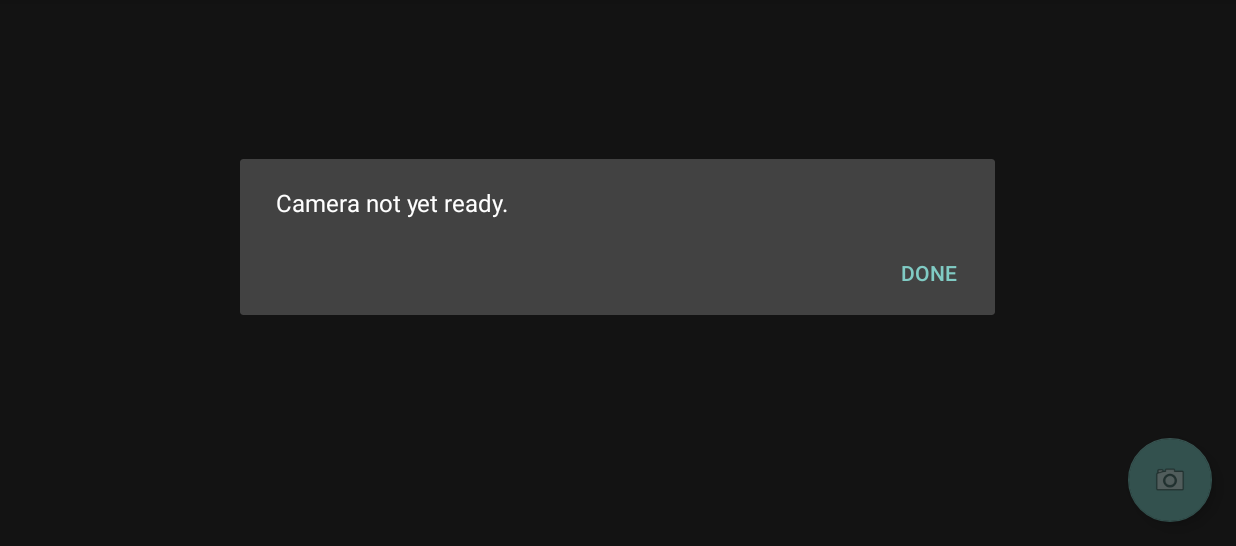
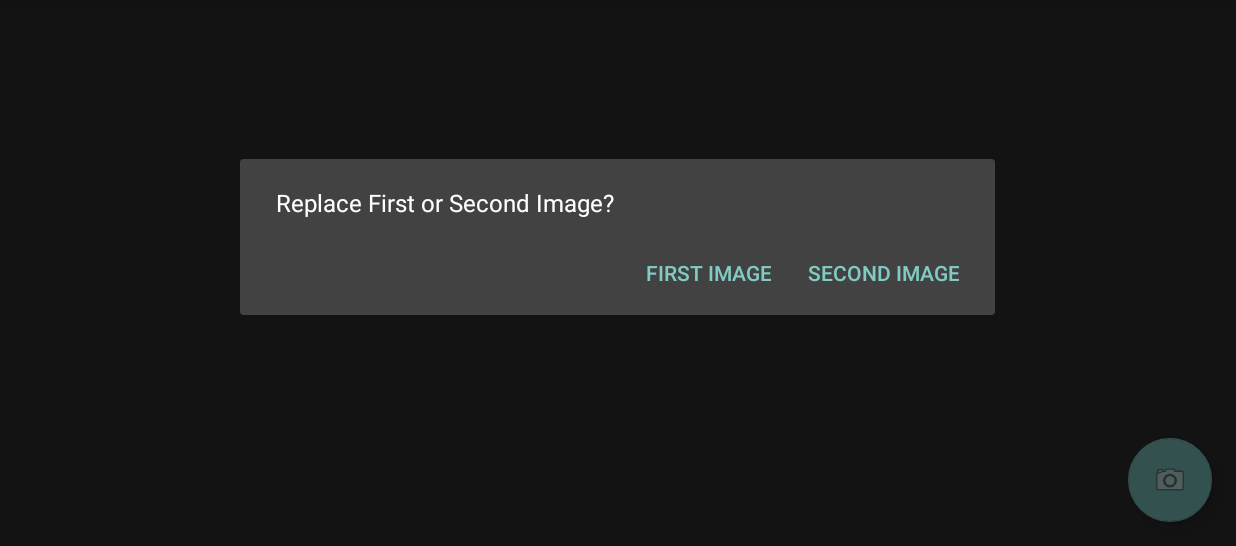
Before and after one commit to srepollock/ImageMorpherAndroid, an Android app: the screen it shows after launch (MainActivity), after a tap on an icon or button, on a phone screen of 824 x 412 dp (held sideways), the part 72-618 px from its top. Run offline under Robolectric (Android 15) with nearby library versions, the phone set to English and light mode, and no system bars.

Commit message:
Got taking pictures working. Start importing from Gallery next

```diff
--- a/app/src/main/AndroidManifest.xml
+++ b/app/src/main/AndroidManifest.xml
@@ -2,9 +2,8 @@
 <manifest xmlns:android="http://schemas.android.com/apk/res/android"
     package="ca.spollock.morphing">
 
-    <uses-feature
-        android:name="android.hardware.camera"
-        android:required="true" />
+    <uses-feature android:name="android.hardware.camera"
+                  android:required="true" />
     <uses-permission android:name="android.permission.WRITE_EXTERNAL_STORAGE" />
     <uses-permission android:name="android.permission.READ_EXTERNAL_STORAGE" />
 
--- a/app/src/main/java/ca/spollock/morphing/MainActivity.java
+++ b/app/src/main/java/ca/spollock/morphing/MainActivity.java
@@ -5,6 +5,8 @@ import android.content.Context;
 import android.content.ContextWrapper;
 import android.content.DialogInterface;
 import android.content.Intent;
+import android.graphics.Bitmap;
+import android.graphics.drawable.BitmapDrawable;
 import android.net.Uri;
 import android.os.Bundle;
 import android.os.Environment;
@@ -16,8 +18,10 @@ import android.support.v7.widget.Toolbar;
 import android.view.View;
 import android.view.Menu;
 import android.view.MenuItem;
+import android.widget.ImageView;
 
 import java.io.File;
+import java.io.FileOutputStream;
 import java.io.IOException;
 import java.text.DateFormat;
 import java.text.SimpleDateFormat;
@@ -25,8 +29,15 @@ import java.util.Date;
 
 public class MainActivity extends AppCompatActivity {
 
+    static final int REQUEST_IMAGE_CAPTURE = 1;
+
     private String selectedImageOne;
     private String selectedImageTwo;
+    private String mCurrentPhotoPath;
+    private boolean firstImageSelected = true;
+
+    ImageView firstPic;
+    ImageView secondPic;
 
     @Override
     protected void onCreate(Bundle savedInstanceState) {
@@ -39,12 +50,12 @@ public class MainActivity extends AppCompatActivity {
         fab.setOnClickListener(new View.OnClickListener() {
             @Override
             public void onClick(View view) {
-                // action goes here
-                displayTempDialog("Camera not yet ready."); // testing
-                //dispatchTakePictureIntent(); // work on this later
-                //galleryAddPic(); // will then add the photo to the gallery
+                displayImageDialog("Replace First or Second Image?");
             }
         });
+
+        firstPic = (ImageView)findViewById(R.id.FirstImage);
+        secondPic = (ImageView)findViewById(R.id.SecondImage);
     }
 
     @Override
@@ -75,8 +86,14 @@ public class MainActivity extends AppCompatActivity {
                 displayTempDialog("loading");
                 return true;
 
+            case R.id.action_takePicture:
+                // open camera to take picture
+                displayImageDialog("Replace First or Second Image?");
+                return true;
+
             case R.id.action_selectImages:
-                // get the picture
+                // select picture from gallery
+                dialogSelectImage("Replace First or Second Image?");
                 return true;
 
             case R.id.action_settings:
@@ -103,47 +120,64 @@ public class MainActivity extends AppCompatActivity {
         alert.show();
     }
 
-    String mCurrentPhotoPath;
-
-    private File createImageFile() throws IOException {
-        // Create an image file name
-        ContextWrapper cw = new ContextWrapper(getApplicationContext());
-        String timeStamp = new SimpleDateFormat("yyyyMMdd_HHmmss").format(new Date());
-        String imageFileName = "JPEG_" + timeStamp + "_";
-        File storageDir = cw.getDir("imageDir", Context.MODE_PRIVATE);
-        File image = File.createTempFile(
-                imageFileName,  /* prefix */
-                ".jpg",         /* suffix */
-                storageDir      /* directory */
-        );
-
-        // Save a file: path for use with ACTION_VIEW intents
-        mCurrentPhotoPath = "file:" + image.getAbsolutePath();
-        return image;
+    public void displayImageDialog(String Message){
+        AlertDialog.Builder builder = new AlertDialog.Builder(this);
+        builder.setMessage(Message);
+        builder.setCancelable(true);
+        builder.setPositiveButton(R.string.dialog_second, new DialogInterface.OnClickListener() {
+            public void onClick(DialogInterface dialog, int id) {
+                firstImageSelected = false;
+                dialog.cancel();
+                dispatchTakePictureIntent(); // choose picture one and two
+            }
+        });
+        builder.setNegativeButton(R.string.dialog_first, new DialogInterface.OnClickListener() {
+            public void onClick(DialogInterface dialog, int id) {
+                firstImageSelected = true;
+                dialog.cancel();
+                dispatchTakePictureIntent(); // choose picture one and two
+            }
+        });
+        AlertDialog alert = builder.create();
+        alert.show();
     }
 
-    static final int REQUEST_TAKE_PHOTO = 1;
+    public void dialogSelectImage(String Message){
+        AlertDialog.Builder builder = new AlertDialog.Builder(this);
+        builder.setMessage(Message);
+        builder.setCancelable(true);
+        builder.setPositiveButton(R.string.dialog_second, new DialogInterface.OnClickListener() {
+            public void onClick(DialogInterface dialog, int id) {
+                firstImageSelected = false;
+                dialog.cancel();
+            }
+        });
+        builder.setNegativeButton(R.string.dialog_first, new DialogInterface.OnClickListener() {
+            public void onClick(DialogInterface dialog, int id) {
+                firstImageSelected = true;
+                dialog.cancel();
+            }
+        });
+        AlertDialog alert = builder.create();
+        alert.show();
+    }
 
     private void dispatchTakePictureIntent() {
         Intent takePictureIntent = new Intent(MediaStore.ACTION_IMAGE_CAPTURE);
-        // Ensure that there's a camera activity to handle the intent
         if (takePictureIntent.resolveActivity(getPackageManager()) != null) {
-            // Create the File where the photo should go
-            File photoFile = null;
-            try {
-                photoFile = createImageFile();
-            } catch (IOException ex) {
-                // Error occurred while creating the File
-                ex.printStackTrace();
-            }
-            // Continue only if the File was successfully created
-            if (photoFile != null) {
-                takePictureIntent.putExtra(MediaStore.EXTRA_OUTPUT,
-                        Uri.fromFile(photoFile));
-                startActivityForResult(takePictureIntent, REQUEST_TAKE_PHOTO);
-            }
+            startActivityForResult(takePictureIntent, REQUEST_IMAGE_CAPTURE);
         }
     }
 
-
+    @Override
+    protected void onActivityResult(int requestCode, int resultCode, Intent data) {
+        if (requestCode == REQUEST_IMAGE_CAPTURE && resultCode == RESULT_OK) {
+            Bundle extras = data.getExtras();
+            Bitmap imageBitmap = (Bitmap) extras.get("data");
+            if(firstImageSelected)
+                firstPic.setImageBitmap(imageBitmap);
+            else
+                secondPic.setImageBitmap(imageBitmap);
+        }
+    }
 }
--- a/app/src/main/res/layout/content_main.xml
+++ b/app/src/main/res/layout/content_main.xml
@@ -13,4 +13,27 @@
     tools:showIn="@layout/activity_main"
     tools:context="ca.spollock.morphing.MainActivity">
 
+    <ImageView
+        android:layout_width="wrap_content"
+        android:layout_height="wrap_content"
+        android:id="@+id/FirstImage"
+        android:layout_alignParentTop="true"
+        android:layout_alignParentLeft="true"
+        android:layout_alignParentStart="true"
+        android:layout_marginLeft="39dp"
+        android:layout_marginStart="39dp"
+        android:layout_marginTop="36dp"
+        android:minHeight="400dp"
+        android:minWidth="350dp" />
+    <ImageView
+        android:layout_width="wrap_content"
+        android:layout_height="wrap_content"
+        android:id="@+id/SecondImage"
+        android:layout_marginLeft="47dp"
+        android:layout_marginStart="47dp"
+        android:minHeight="400dp"
+        android:minWidth="350dp"
+        android:layout_alignTop="@+id/FirstImage"
+        android:layout_toRightOf="@+id/FirstImage"
+        android:layout_toEndOf="@+id/FirstImage" />
 </RelativeLayout>
--- a/app/src/main/res/menu/menu_main.xml
+++ b/app/src/main/res/menu/menu_main.xml
@@ -11,6 +11,9 @@
     <item android:id="@+id/action_load"
         android:title="@string/action_load"
         />
+    <item android:id="@+id/action_takePicture"
+        android:title="@string/action_takePicture"
+        />
     <item android:id="@+id/action_selectImages"
         android:title="@string/action_selectImages"
         />
--- a/app/src/main/res/values/strings.xml
+++ b/app/src/main/res/values/strings.xml
@@ -5,6 +5,9 @@
     <string name="action_save">Save</string>
     <string name="action_load">Load</string>
     <string name="dialog_done">Done</string>
+    <string name="dialog_first">First image</string>
+    <string name="dialog_second">Second image</string>
+    <string name="action_takePicture">Take Picture</string>
     <string name="action_selectImages">Select Images</string>
     <string name="title_activity_picture">Picture</string>
 </resources>
```
